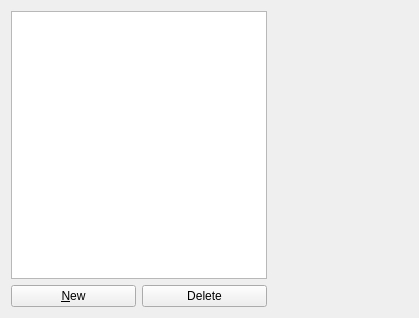
Before: the Qt Designer form plugins/textshape/dialogs/StyleManager.ui in KDE/krita, drawn with Qt 5.
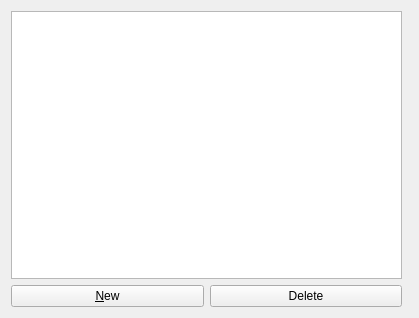
After: the same form once the commit is applied. Custom widgets are drawn as their Qt base class.

Commit message: Replace the StylesWidget by a QListView in the StyleManager.

What changed in the file:
```diff
--- a/plugins/textshape/dialogs/StyleManager.ui
+++ b/plugins/textshape/dialogs/StyleManager.ui
@@ -18,13 +18,16 @@
   </property>
   <layout class="QGridLayout">
    <item row="0" column="0" colspan="2">
-    <widget class="StylesWidget" name="styles">
+    <widget class="QListView" name="styles">
      <property name="sizePolicy">
       <sizepolicy hsizetype="Minimum" vsizetype="Preferred">
-       <horstretch>0</horstretch>
+       <horstretch>270</horstretch>
        <verstretch>0</verstretch>
       </sizepolicy>
      </property>
+     <property name="horizontalScrollBarPolicy">
+      <enum>Qt::ScrollBarAlwaysOff</enum>
+     </property>
     </widget>
    </item>
    <item row="0" column="2" rowspan="2">
@@ -79,11 +82,6 @@
    <header>dialogs/CharacterGeneral.h</header>
    <container>1</container>
   </customwidget>
-  <customwidget>
-   <class>StylesWidget</class>
-   <extends>QListWidget</extends>
-   <header>dialogs/StylesWidget.h</header>
-  </customwidget>
   <customwidget>
    <class>StyleManagerWelcome</class>
    <extends>QWidget</extends>
```
The commit also changes 4 other files.
